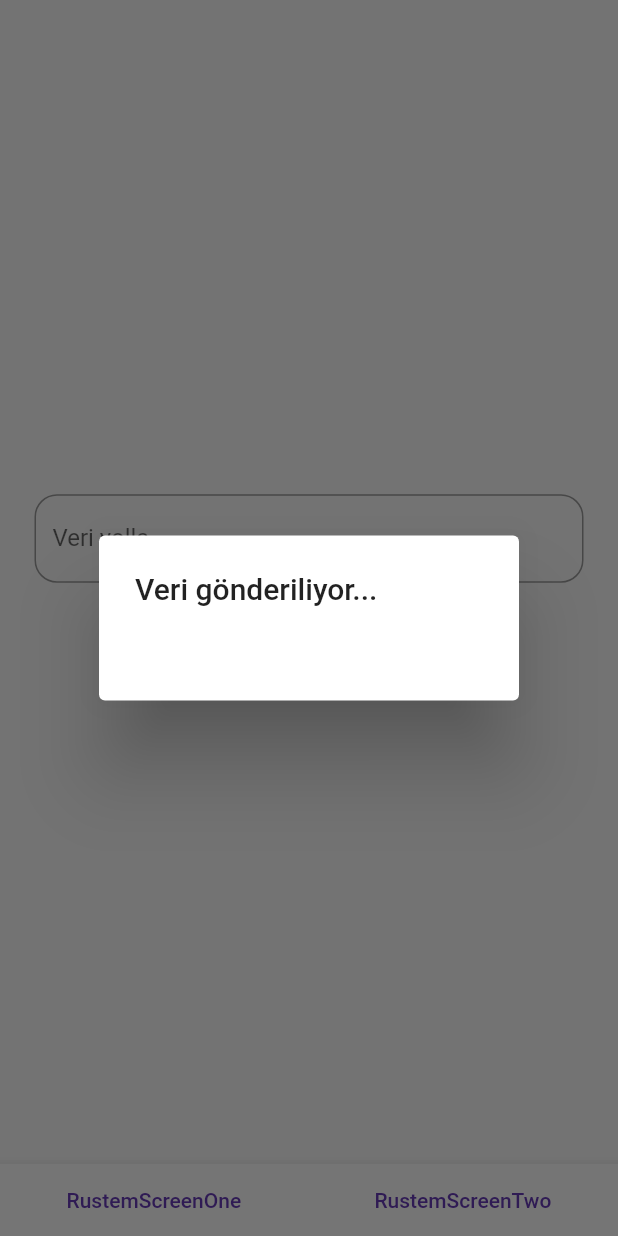
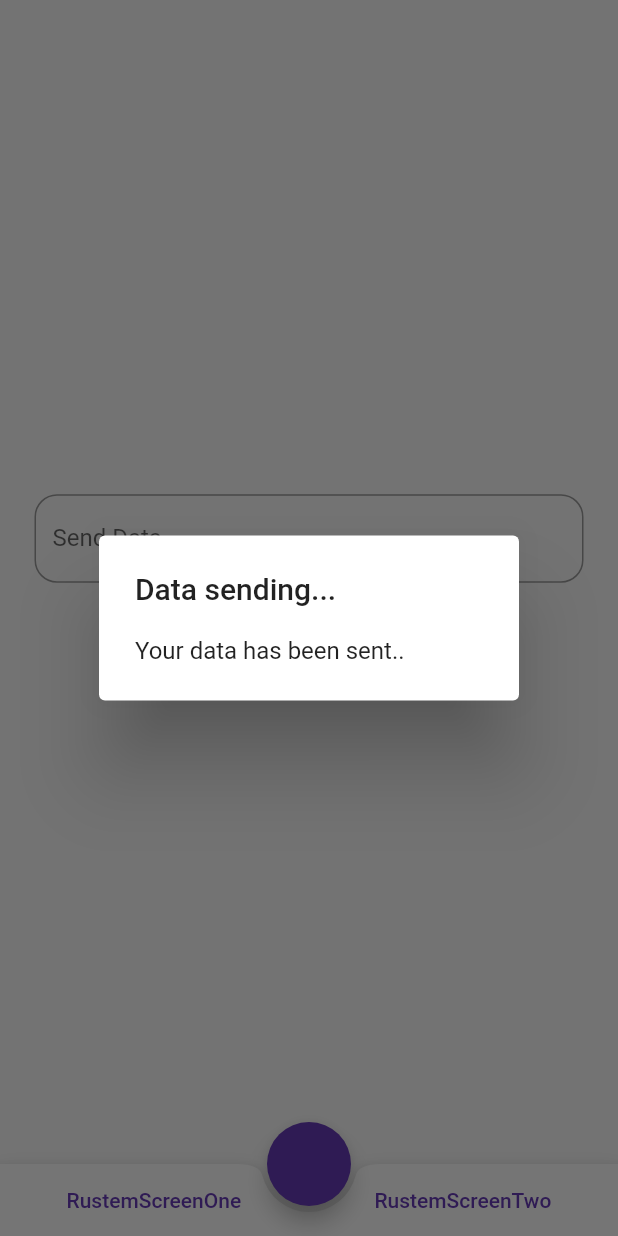
Before and after one commit to hasancavdar61/flutter_examples, a Flutter app: the SubScreenTwo screen opened by its route, after a tap on "Submit", on a phone screen of 412 x 824 dp. Run offline on Flutter 3.47's test engine with Material 2 defaults, Android fonts, the phone set to English and light mode, and no system bars; our stand-ins replace delayed_display, get, google_fonts; network calls fail.

Commit message:
last changes

```diff
--- a/sociaworld/lib/screens/sub_screens/sub_screen_two/sub_screen_two.dart
+++ b/sociaworld/lib/screens/sub_screens/sub_screen_two/sub_screen_two.dart
@@ -1,29 +1,31 @@
 import 'package:flutter/material.dart';
-import 'package:get/get.dart';
+import 'package:sociaworld/widgets/bottom_app_bar.dart';
 import 'package:sociaworld/widgets/sub_screen_widget.dart';
 
 class SubScreenTwo extends StatelessWidget {
-  const SubScreenTwo({Key? key}) : super(key: key);
+  const SubScreenTwo({
+    Key? key,
+  }) : super(key: key);
 
   @override
   Widget build(BuildContext context) {
     return Scaffold(
-        bottomNavigationBar: BottomAppBar(
-          elevation: 6,
-          child: Row(
-            mainAxisAlignment: MainAxisAlignment.spaceAround,
-            children: [
-              TextButton(
-                onPressed: () => Get.toNamed('/RustemScreenOne'),
-                child: const Text('RustemScreenOne'),
-              ),
-              TextButton(
-                onPressed: () => Get.toNamed('/RustemScreenTwo'),
-                child: const Text('RustemScreenTwo'),
-              ),
-            ],
-          ),
-        ),
-        body: SubScreenOneWidget());
+      floatingActionButton: FloatingActionButton(
+        onPressed: () {},
+      ),
+      floatingActionButtonLocation: FloatingActionButtonLocation.centerDocked,
+      bottomNavigationBar: const BottomAppBarWidget(
+        rustemText: 'RustemScreenOne',
+        rustemTextTwo: 'RustemScreenTwo',
+        goToRustem: 'RustemScreenOne',
+        goToRustemTwo: 'RustemScreenTwo',
+      ),
+      body: SubScreenOneWidget(
+        labelText: 'Send Data...',
+        buttonLabel: 'Submit',
+        dialogText: 'Data sending...',
+        returnText: 'free',
+      ),
+    );
   }
 }
--- /dev/null
+++ b/sociaworld/lib/widgets/bottom_app_bar.dart
@@ -0,0 +1,35 @@
+import 'package:flutter/material.dart';
+import 'package:get/get.dart';
+
+
+
+class BottomAppBarWidget extends StatelessWidget {
+  const BottomAppBarWidget({
+    Key? key, this.rustemText, this.rustemTextTwo, this.goToRustem, this.goToRustemTwo,
+  }) : super(key: key);
+  final String? rustemText;
+  final String? rustemTextTwo;
+  final String? goToRustem;
+  final String? goToRustemTwo;
+
+  @override
+  Widget build(BuildContext context) {
+    return BottomAppBar(
+      shape: const CircularNotchedRectangle(),
+      elevation: 6,
+      child: Row(
+        mainAxisAlignment: MainAxisAlignment.spaceAround,
+        children: [
+          TextButton(
+            onPressed: () => Get.toNamed('/$goToRustem'),
+            child:  Text(rustemText!),
+          ),
+          TextButton(
+            onPressed: () => Get.toNamed('/$goToRustemTwo'),
+            child:  Text(rustemTextTwo!),
+          ),
+        ],
+      ),
+    );
+  }
+}
--- a/sociaworld/lib/widgets/sub_screen_widget.dart
+++ b/sociaworld/lib/widgets/sub_screen_widget.dart
@@ -2,7 +2,18 @@ import 'package:flutter/material.dart';
 import 'package:get/get.dart';
 
 class SubScreenOneWidget extends StatefulWidget {
-  SubScreenOneWidget({Key? key}) : super(key: key);
+  SubScreenOneWidget(
+      {Key? key,
+      this.labelText,
+      this.returnText,
+      this.buttonLabel,
+      this.dialogText})
+      : super(key: key);
+
+  final String? labelText;
+  final String? returnText;
+  final String? buttonLabel;
+  final String? dialogText;
 
   @override
   State<SubScreenOneWidget> createState() => _SubScreenOneWidgetState();
@@ -27,11 +38,11 @@ class _SubScreenOneWidgetState extends State<SubScreenOneWidget> {
                       border: OutlineInputBorder(
                         borderRadius: BorderRadius.circular(15.0),
                       ),
-                      labelText: 'Veri yolla...'),
+                      labelText: widget.labelText),
                   controller: widget.myController,
                   validator: (value) {
                     if (value == null || value.isEmpty) {
-                      return 'Lütfen boş bırakmayın';
+                      return widget.returnText;
                     }
                     return null;
                   },
@@ -40,20 +51,22 @@ class _SubScreenOneWidgetState extends State<SubScreenOneWidget> {
                   height: 10.0,
                 ),
                 ElevatedButton(
-                  child: const Text('Submit'),
+                  child: Text(widget.buttonLabel!),
                   onPressed: () async {
                     showDialog(
                       context: context,
                       builder: (context) {
                         return AlertDialog(
-                          title: const Text('Veri gönderiliyor...'),
-                          // Retrieve the text the that user has entered by using the
-                          // TextEditingController.
-                          content: Text(widget.myController.text),
-                        );
+                            scrollable: true,
+                            title: Text(widget.dialogText!),
+                            // Retrieve the text the that user has entered by using the
+                            // TextEditingController.
+                            content: const Text('Your data has been sent..'));
+                        dispose();
                       },
                     );
-                    await Future.delayed(const Duration(seconds: 3));
+                    await Future.delayed(const Duration(seconds: 2));
+
                     widget._formKey.currentState!.validate()
                         ? Get.offAllNamed('/',
                             arguments: widget.myController.text)
```
Also changed, not shown: sociaworld/lib/screens/sub_screens/sub_screen_one/sub_screen_one.dart (+18 -18 lines), sociaworld/lib/screens/sub_screens/sub_screen_three/sub_screen_three.dart (+19 -20 lines).
